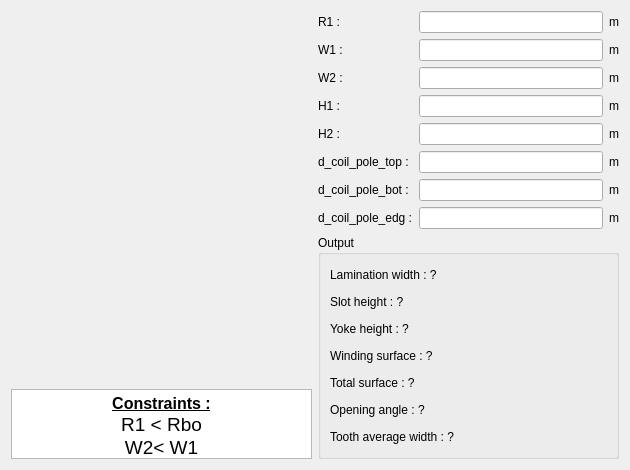
The window that pyleecan/GUI/Dialog/DMachineSetup/SWPole/PWSlot60/PWSlot60.ui (Eomys/pyleecan) describes before a commit, drawn with Qt 5.
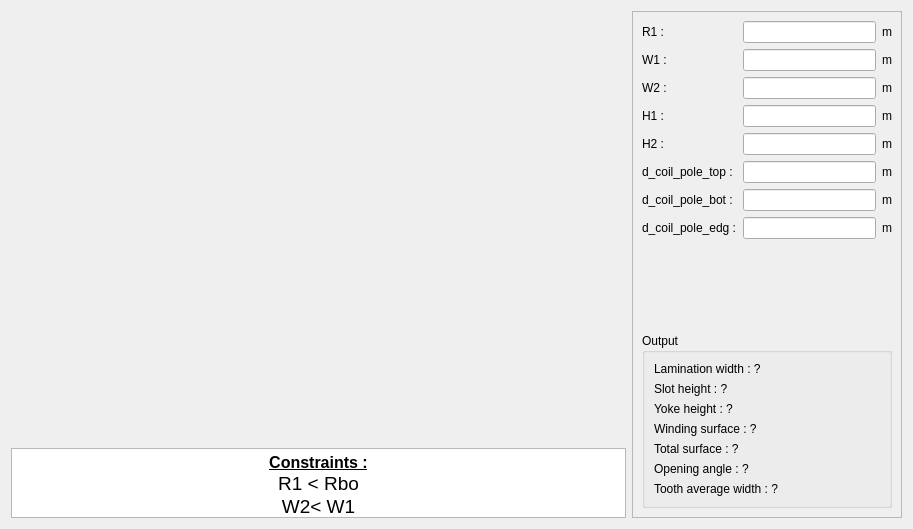
The same window after the commit. Icons and pictures are not drawn. Custom widgets are drawn as their Qt base class.

Commit message: [CO] Scroll widget for right column

```diff
--- a/pyleecan/GUI/Dialog/DMachineSetup/SWPole/PWSlot60/PWSlot60.ui
+++ b/pyleecan/GUI/Dialog/DMachineSetup/SWPole/PWSlot60/PWSlot60.ui
@@ -6,8 +6,8 @@
    <rect>
     <x>0</x>
     <y>0</y>
-    <width>630</width>
-    <height>470</height>
+    <width>913</width>
+    <height>529</height>
    </rect>
   </property>
   <property name="minimumSize">
@@ -87,7 +87,32 @@
     </layout>
    </item>
    <item>
-    <layout class="QVBoxLayout" name="verticalLayout">
+    <widget class="QScrollArea" name="scrollArea">
+     <property name="minimumSize">
+      <size>
+       <width>270</width>
+       <height>0</height>
+      </size>
+     </property>
+     <property name="maximumSize">
+      <size>
+       <width>270</width>
+       <height>16777215</height>
+      </size>
+     </property>
+     <property name="widgetResizable">
+      <bool>true</bool>
+     </property>
+     <widget class="QWidget" name="scrollAreaWidgetContents_2">
+      <property name="geometry">
+       <rect>
+        <x>0</x>
+        <y>0</y>
+        <width>268</width>
+        <height>505</height>
+       </rect>
+      </property>
+      <layout class="QVBoxLayout" name="verticalLayout_4">
      <item>
       <layout class="QGridLayout" name="gridLayout">
        <item row="0" column="0">
@@ -228,6 +253,19 @@
        </item>
       </layout>
      </item>
+       <item>
+        <spacer name="verticalSpacer">
+         <property name="orientation">
+          <enum>Qt::Vertical</enum>
+         </property>
+         <property name="sizeHint" stdset="0">
+          <size>
+           <width>20</width>
+           <height>40</height>
+          </size>
+         </property>
+        </spacer>
+       </item>
      <item>
       <widget class="QGroupBox" name="g_output">
        <property name="minimumSize">
@@ -293,6 +331,8 @@
       </widget>
      </item>
     </layout>
+     </widget>
+    </widget>
    </item>
   </layout>
  </widget>
```
Lines whose indentation alone changed are shown as unchanged. The commit also changes 84 other files.
